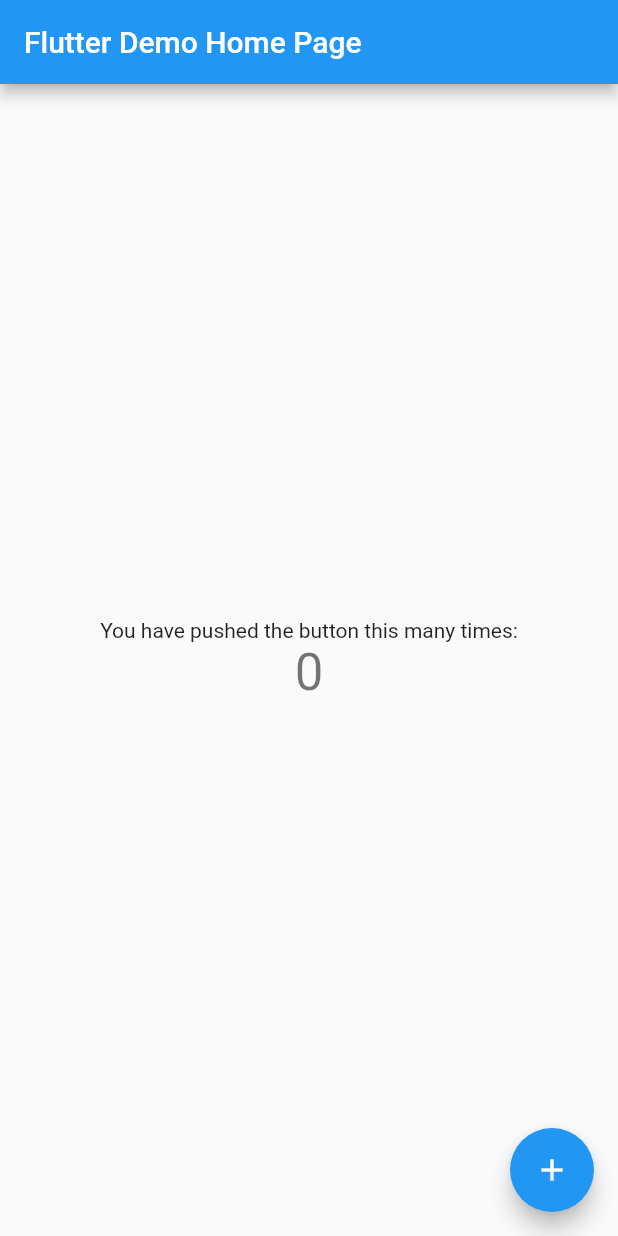
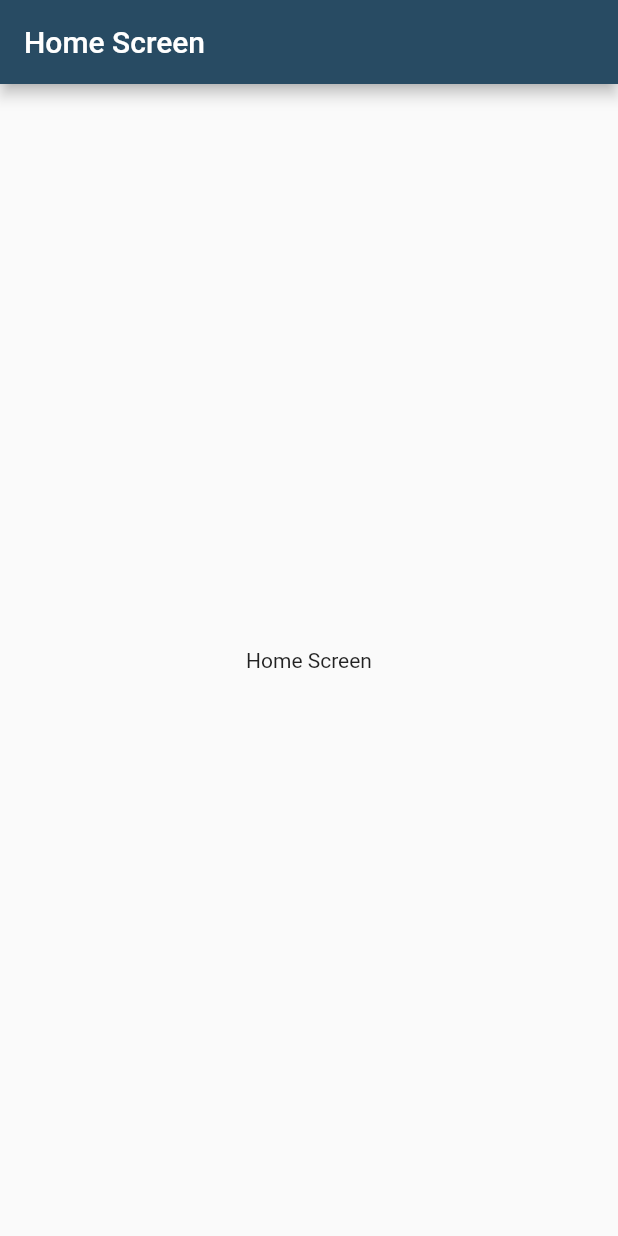
Before and after one commit to codeyzx/fugi_movie_app_team2, a Flutter app: the screen it shows after launch, on a phone screen of 412 x 824 dp. Run offline on Flutter 3.47's test engine with Material 2 defaults, Android fonts, the phone set to English and light mode, and no system bars; our stand-ins replace flutter_screenutil, go_router; statements that could not run were skipped.

```diff
--- a/lib/main.dart
+++ b/lib/main.dart
@@ -1,115 +1,8 @@
 import 'package:flutter/material.dart';
 
-void main() {
-  runApp(const MyApp());
+import 'src/app.dart';
+
+void main() async {
+  const myApp = MyApp();
+  runApp(myApp);
 }
-
-class MyApp extends StatelessWidget {
-  const MyApp({Key? key}) : super(key: key);
-
-  // This widget is the root of your application.
-  @override
-  Widget build(BuildContext context) {
-    return MaterialApp(
-      title: 'Flutter Demo',
-      theme: ThemeData(
-        // This is the theme of your application.
-        //
-        // Try running your application with "flutter run". You'll see the
-        // application has a blue toolbar. Then, without quitting the app, try
-        // changing the primarySwatch below to Colors.green and then invoke
-        // "hot reload" (press "r" in the console where you ran "flutter run",
-        // or simply save your changes to "hot reload" in a Flutter IDE).
-        // Notice that the counter didn't reset back to zero; the application
-        // is not restarted.
-        primarySwatch: Colors.blue,
-      ),
-      home: const MyHomePage(title: 'Flutter Demo Home Page'),
-    );
-  }
-}
-
-class MyHomePage extends StatefulWidget {
-  const MyHomePage({Key? key, required this.title}) : super(key: key);
-
-  // This widget is the home page of your application. It is stateful, meaning
-  // that it has a State object (defined below) that contains fields that affect
-  // how it looks.
-
-  // This class is the configuration for the state. It holds the values (in this
-  // case the title) provided by the parent (in this case the App widget) and
-  // used by the build method of the State. Fields in a Widget subclass are
-  // always marked "final".
-
-  final String title;
-
-  @override
-  State<MyHomePage> createState() => _MyHomePageState();
-}
-
-class _MyHomePageState extends State<MyHomePage> {
-  int _counter = 0;
-
-  void _incrementCounter() {
-    setState(() {
-      // This call to setState tells the Flutter framework that something has
-      // changed in this State, which causes it to rerun the build method below
-      // so that the display can reflect the updated values. If we changed
-      // _counter without calling setState(), then the build method would not be
-      // called again, and so nothing would appear to happen.
-      _counter++;
-    });
-  }
-
-  @override
-  Widget build(BuildContext context) {
-    // This method is rerun every time setState is called, for instance as done
-    // by the _incrementCounter method above.
-    //
-    // The Flutter framework has been optimized to make rerunning build methods
-    // fast, so that you can just rebuild anything that needs updating rather
-    // than having to individually change instances of widgets.
-    return Scaffold(
-      appBar: AppBar(
-        // Here we take the value from the MyHomePage object that was created by
-        // the App.build method, and use it to set our appbar title.
-        title: Text(widget.title),
-      ),
-      body: Center(
-        // Center is a layout widget. It takes a single child and positions it
-        // in the middle of the parent.
-        child: Column(
-          // Column is also a layout widget. It takes a list of children and
-          // arranges them vertically. By default, it sizes itself to fit its
-          // children horizontally, and tries to be as tall as its parent.
-          //
-          // Invoke "debug painting" (press "p" in the console, choose the
-          // "Toggle Debug Paint" action from the Flutter Inspector in Android
-          // Studio, or the "Toggle Debug Paint" command in Visual Studio Code)
-          // to see the wireframe for each widget.
-          //
-          // Column has various properties to control how it sizes itself and
-          // how it positions its children. Here we use mainAxisAlignment to
-          // center the children vertically; the main axis here is the vertical
-          // axis because Columns are vertical (the cross axis would be
-          // horizontal).
-          mainAxisAlignment: MainAxisAlignment.center,
-          children: <Widget>[
-            const Text(
-              'You have pushed the button this many times:',
-            ),
-            Text(
-              '$_counter',
-              style: Theme.of(context).textTheme.headline4,
-            ),
-          ],
-        ),
-      ),
-      floatingActionButton: FloatingActionButton(
-        onPressed: _incrementCounter,
-        tooltip: 'Increment',
-        child: const Icon(Icons.add),
-      ), // This trailing comma makes auto-formatting nicer for build methods.
-    );
-  }
-}
--- /dev/null
+++ b/lib/src/app.dart
@@ -0,0 +1,28 @@
+import 'package:flutter/material.dart';
+import 'package:flutter_screenutil/flutter_screenutil.dart';
+
+import 'app_router.dart';
+import 'common_config/palette.dart';
+
+class MyApp extends StatelessWidget {
+  const MyApp({Key? key}) : super(key: key);
+
+  @override
+  Widget build(BuildContext context) {
+    return ScreenUtilInit(
+      designSize: const Size(360, 760),
+      builder: (context, child) {
+        return MaterialApp.router(
+          title: 'Movie Apps 2nd Team',
+          theme: ThemeData(
+            primarySwatch: Palette.movieDarkPrimary,
+            dividerColor: Colors.transparent,
+          ),
+          routerDelegate: goRouter.routerDelegate,
+          routeInformationParser: goRouter.routeInformationParser,
+          routeInformationProvider: goRouter.routeInformationProvider,
+        );
+      },
+    );
+  }
+}
--- /dev/null
+++ b/lib/src/app_router.dart
@@ -0,0 +1,24 @@
+import 'package:flutter/material.dart';
+import 'package:go_router/go_router.dart';
+
+import 'homescreen.dart';
+import 'splash_screen.dart';
+
+final goRouter = GoRouter(initialLocation: '/', debugLogDiagnostics: true, routes: [
+  GoRoute(
+    path: '/',
+    name: SplashScreen.routeName,
+    pageBuilder: (context, state) => NoTransitionPage<void>(
+      key: state.pageKey,
+      child: const SplashScreen(),
+    ),
+  ),
+  GoRoute(
+    path: '/home-screen',
+    name: HomeScreen.routeName,
+    pageBuilder: (context, state) => NoTransitionPage<void>(
+      key: state.pageKey,
+      child: const HomeScreen(),
+    ),
+  ),
+]);
--- /dev/null
+++ b/lib/src/common_config/palette.dart
@@ -0,0 +1,55 @@
+import 'package:flutter/material.dart';
+
+class Palette {
+  // ignore: Dark
+  static const MaterialColor movieDarkPrimary = MaterialColor(
+    _movieDarkPrimaryValue,
+    <int, Color>{
+      50: Color(0xFFE5E9EC),
+      100: Color(0xFFBFC9D0),
+      200: Color(0xFF94A5B1),
+      300: Color(0xFF698192),
+      400: Color(0xFF48667A),
+      500: Color(_movieDarkPrimaryValue),
+      600: Color(0xFF24445B),
+      700: Color(0xFF1E3B51),
+      800: Color(0xFF183347),
+      900: Color(0xFF0F2335),
+    },
+  );
+  static const int _movieDarkPrimaryValue = 0xFF284B63;
+
+  static const MaterialColor mcgpalette3Accent = MaterialColor(_mcgpalette3AccentValue, <int, Color>{
+    100: Color(0xFF72B8FF),
+    200: Color(_mcgpalette3AccentValue),
+    400: Color(0xFF0C85FF),
+    700: Color(0xFF0079F1),
+  });
+  static const int _mcgpalette3AccentValue = 0xFF3F9FFF;
+
+  // ignore: constant_identifier_names
+  static const MaterialColor moviePrimary = MaterialColor(
+    _moviePrimary, // 0% comes in here, this will be color picked if no shade is selected when defining a Color property which doesn’t require a swatch.
+    <int, Color>{
+      50: Color(0xFFFFEDE0),
+      100: Color(0xFFFFD1B3),
+      200: Color(0xFFFFB380),
+      300: Color(0xFFFF944D),
+      400: Color(0xFFFF7D26),
+      500: Color(_moviePrimary),
+      600: Color(0xFFFF5E00),
+      700: Color(0xFFFF5300),
+      800: Color(0xFFFF4900),
+      900: Color(0xFFFF3800),
+    },
+  );
+  static const int _moviePrimary = 0xFFFF6600;
+
+  static const MaterialColor sm4shAccent = MaterialColor(_movieAccentValue, <int, Color>{
+    100: Color(0xFF8CA6FF),
+    200: Color(_movieAccentValue),
+    400: Color(0xFF2657FF),
+    700: Color(0xFF0D43FF),
+  });
+  static const int _movieAccentValue = 0xFF597FFF;
+}
--- /dev/null
+++ b/lib/src/homescreen.dart
@@ -0,0 +1,20 @@
+import 'package:flutter/material.dart';
+import 'package:flutter/src/foundation/key.dart';
+import 'package:flutter/src/widgets/framework.dart';
+
+class HomeScreen extends StatelessWidget {
+  const HomeScreen({Key? key}) : super(key: key);
+  static const routeName = 'home-screen';
+
+  @override
+  Widget build(BuildContext context) {
+    return Scaffold(
+      appBar: AppBar(
+        title: Text('Home Screen'),
+      ),
+      body: Center(
+        child: Text('Home Screen'),
+      ),
+    );
+  }
+}
--- a/pubspec.yaml
+++ b/pubspec.yaml
@@ -26,3 +26,4 @@ flutter:
   assets:
     - .env
     - assets/
+    - assets/images/
```
Also changed, not shown: lib/src/splash_screen.dart (added, +78 -0 lines), assets/images/splash_bg.png (added), 1 other file.
